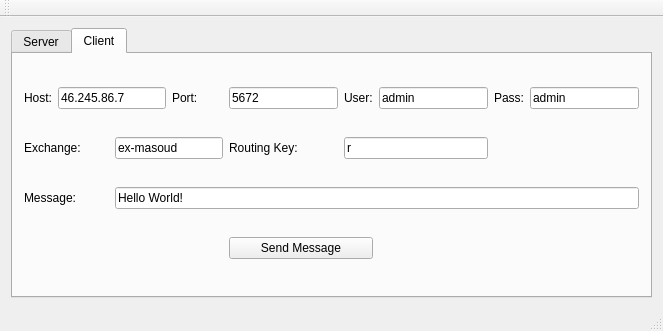
This is mainwindow.ui in mbahrololoum/QtRabbitApp as Qt 5 draws it before an edit. The edited form follows.
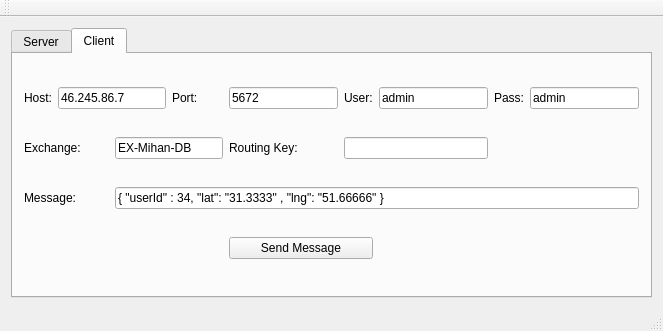
This is the edited form.

```diff
--- a/mainwindow.ui
+++ b/mainwindow.ui
@@ -233,7 +233,7 @@
         <item row="1" column="2" colspan="2">
          <widget class="QLineEdit" name="leClientExchange">
           <property name="text">
-           <string>ex-masoud</string>
+           <string>EX-Mihan-DB</string>
           </property>
          </widget>
         </item>
@@ -247,7 +247,7 @@
         <item row="1" column="5" colspan="2">
          <widget class="QLineEdit" name="leClientRoutingKey">
           <property name="text">
-           <string>r</string>
+           <string/>
           </property>
          </widget>
         </item>
@@ -261,7 +261,7 @@
         <item row="2" column="2" colspan="7">
          <widget class="QLineEdit" name="leClientMessage">
           <property name="text">
-           <string>Hello World!</string>
+           <string>{ &quot;userId&quot; : 34, &quot;lat&quot;: &quot;31.3333&quot; , &quot;lng&quot;: &quot;51.66666&quot; }</string>
           </property>
          </widget>
         </item>
```
Left out of the diff: 4 changed lines with no effect on the pictures.
